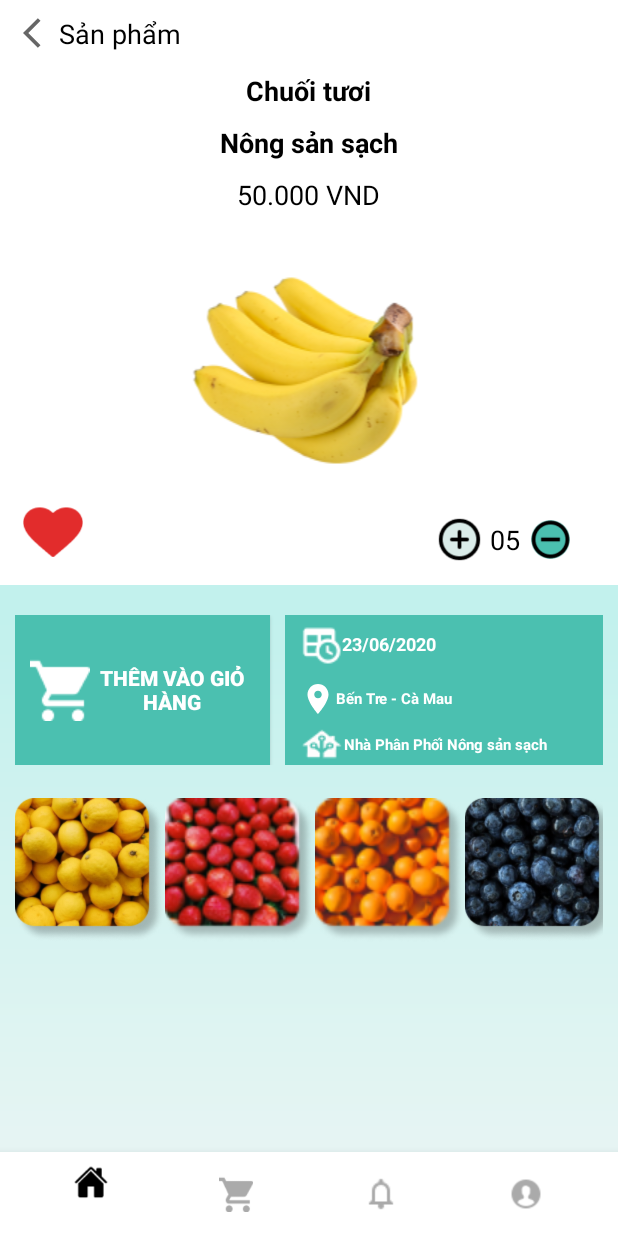
After one commit to VoXuanPhuc/greenmaket, an Android app: the activity_chitietnongsan screen opened directly, with no data from a screen before it, on a phone screen of 412 x 824 dp. The commit adds this screen. Run offline under Robolectric (Android 15) with nearby library versions, the phone set to English and light mode, and no system bars.

Commit message:
Thuy cap nhat giao dien chi tiet nong sang

```diff
--- a/app/src/main/AndroidManifest.xml
+++ b/app/src/main/AndroidManifest.xml
@@ -9,6 +9,9 @@
         android:roundIcon="@mipmap/ic_launcher_round"
         android:supportsRtl="true"
         android:theme="@style/Theme.Laptrinhdidong">
+        <activity
+            android:name=".activity_chitietnongsan"
+            android:exported="true" />
         <activity
             android:name=".activity_quanlynongsan"
             android:exported="true" />
--- /dev/null
+++ b/app/src/main/java/com/app/laptrinhdidong/activity_chitietnongsan.java
@@ -0,0 +1,14 @@
+package com.app.laptrinhdidong;
+
+import androidx.appcompat.app.AppCompatActivity;
+
+import android.os.Bundle;
+
+public class activity_chitietnongsan extends AppCompatActivity {
+
+    @Override
+    protected void onCreate(Bundle savedInstanceState) {
+        super.onCreate(savedInstanceState);
+        setContentView(R.layout.activity_chitietnongsan);
+    }
+}
--- a/app/src/main/java/com/app/laptrinhdidong/activity_quanlynongsan.java
+++ b/app/src/main/java/com/app/laptrinhdidong/activity_quanlynongsan.java
@@ -2,7 +2,11 @@ package com.app.laptrinhdidong;
 
 import androidx.appcompat.app.AppCompatActivity;
 
+import android.content.Intent;
 import android.os.Bundle;
+import android.view.View;
+import android.widget.AdapterView;
+import android.widget.ImageButton;
 import android.widget.ListView;
 
 import java.util.ArrayList;
@@ -14,14 +18,29 @@ public class activity_quanlynongsan extends AppCompatActivity {
     ListView lvQuanLyNongSan;
     quanlybaidangAdapter lvbaidangAdapter;
     List<nongsanClass> nongsan;
+    ImageButton themnongsan;
     @Override
     protected void onCreate(Bundle savedInstanceState) {
         super.onCreate(savedInstanceState);
         setContentView(R.layout.activity_quanlynongsan);
+        themnongsan = (ImageButton) findViewById(R.id.themmoibaidang);
 
+        // goi ham tai nong san vao listview
         Nopvao();
         lvbaidangAdapter = new quanlybaidangAdapter(this, R.layout.lv_baidang, nongsan);
         lvQuanLyNongSan.setAdapter(lvbaidangAdapter);
+
+        themnongsan.setOnClickListener(new View.OnClickListener() {
+            @Override
+            public void onClick(View view) {
+            }
+        });
+        lvQuanLyNongSan.setOnItemClickListener(new AdapterView.OnItemClickListener() {
+            @Override
+            public void onItemClick(AdapterView<?> adapterView, View view, int i, long l) {
+                startActivity(new Intent(activity_quanlynongsan.this, activity_chitietnongsan.class));
+            }
+        });
     }
     private void Nopvao(){
         dm = new ArrayList<>();
--- /dev/null
+++ b/app/src/main/res/drawable/location_icon.xml
@@ -0,0 +1,5 @@
+<vector android:height="24dp" android:tint="#FFFFFF"
+    android:viewportHeight="24" android:viewportWidth="24"
+    android:width="24dp" xmlns:android="http://schemas.android.com/apk/res/android">
+    <path android:fillColor="@android:color/white" android:pathData="M12,2C8.13,2 5,5.13 5,9c0,5.25 7,13 7,13s7,-7.75 7,-13c0,-3.87 -3.13,-7 -7,-7zM12,11.5c-1.38,0 -2.5,-1.12 -2.5,-2.5s1.12,-2.5 2.5,-2.5 2.5,1.12 2.5,2.5 -1.12,2.5 -2.5,2.5z"/>
+</vector>
--- /dev/null
+++ b/app/src/main/res/layout/activity_chitietnongsan.xml
@@ -0,0 +1,239 @@
+<?xml version="1.0" encoding="utf-8"?>
+<RelativeLayout xmlns:android="http://schemas.android.com/apk/res/android"
+    xmlns:app="http://schemas.android.com/apk/res-auto"
+    xmlns:tools="http://schemas.android.com/tools"
+    android:layout_width="match_parent"
+    android:layout_height="match_parent"
+    tools:context=".activity_chitietnongsan"
+    android:background="@drawable/bg_color">
+
+
+    <RelativeLayout
+        android:id="@+id/chitietnongsan"
+        android:layout_width="match_parent"
+        android:layout_height="390dp"
+        android:background="@color/white">
+
+        <TextView
+            android:id="@+id/back"
+            android:layout_width="wrap_content"
+            android:layout_height="wrap_content"
+            android:layout_marginLeft="15dp"
+            android:layout_marginTop="10dp"
+            android:drawableStart="@drawable/back_icon"
+            android:text="Sản phẩm"
+            android:textColor="@color/black"
+            android:textSize="18dp" />
+
+        <LinearLayout
+            android:layout_width="280dp"
+            android:layout_height="wrap_content"
+            android:layout_centerInParent="true"
+            android:background="@color/white"
+            android:orientation="vertical">
+
+            <TextView
+                android:id="@+id/tenNongsanctns"
+                android:layout_width="wrap_content"
+                android:layout_height="wrap_content"
+                android:layout_gravity="center_horizontal"
+                android:layout_marginTop="10dp"
+                android:text="Chuối tươi"
+                android:textColor="@color/black"
+                android:textSize="18dp"
+                android:textStyle="bold" />
+
+            <TextView
+                android:id="@+id/danhmucnongsanctns"
+                android:layout_width="wrap_content"
+                android:layout_height="wrap_content"
+                android:layout_gravity="center_horizontal"
+                android:layout_marginTop="10dp"
+                android:text="Nông sản sạch"
+                android:textColor="@color/black"
+                android:textSize="18dp"
+                android:textStyle="bold" />
+
+            <TextView
+                android:id="@+id/gianongsanctns"
+                android:layout_width="wrap_content"
+                android:layout_height="wrap_content"
+                android:layout_gravity="center_horizontal"
+                android:layout_marginTop="10dp"
+                android:text="50.000 VND"
+                android:textColor="@color/black"
+                android:textSize="18dp" />
+
+            <ImageView
+                android:layout_width="match_parent"
+                android:layout_height="wrap_content"
+                android:src="@drawable/chuoi" />
+        </LinearLayout>
+
+        <ImageButton
+            android:id="@+id/themmoibaidang"
+            android:layout_width="40dp"
+            android:layout_height="40dp"
+            android:layout_alignParentLeft="true"
+            android:layout_alignParentBottom="true"
+            android:layout_marginStart="15dp"
+            android:layout_marginBottom="15dp"
+            android:background="@drawable/radiou_editprofile"
+            android:scaleType="fitCenter"
+            android:src="@drawable/img_1"
+            tools:ignore="SpeakableTextPresentCheck" />
+
+        <LinearLayout
+            android:layout_width="wrap_content"
+            android:layout_height="wrap_content"
+            android:layout_alignParentRight="true"
+            android:layout_alignParentBottom="true"
+            android:layout_marginEnd="30dp"
+            android:layout_marginBottom="15dp">
+
+            <ImageButton
+                android:id="@+id/plusctns"
+                android:layout_width="30dp"
+                android:layout_height="30dp"
+                android:background="@drawable/radiou_editprofile"
+                android:scaleType="fitCenter"
+                android:src="@drawable/img_3"
+                tools:ignore="SpeakableTextPresentCheck,TouchTargetSizeCheck,TouchTargetSizeCheck" />
+
+            <TextView
+                android:id="@+id/soluongctns"
+                android:layout_width="wrap_content"
+                android:layout_height="match_parent"
+                android:gravity="center"
+                android:paddingHorizontal="5dp"
+                android:text="05"
+                android:textColor="@color/black"
+                android:textSize="18dp" />
+
+            <ImageButton
+                android:id="@+id/minusctns"
+                android:layout_width="30dp"
+                android:layout_height="30dp"
+                android:background="@drawable/radiou_editprofile"
+                android:scaleType="fitCenter"
+                android:src="@drawable/img_2"
+                tools:ignore="SpeakableTextPresentCheck,TouchTargetSizeCheck" />
+        </LinearLayout>
+    </RelativeLayout>
+
+    <LinearLayout
+        android:id="@+id/thongtinthem"
+        android:layout_width="match_parent"
+        android:layout_height="wrap_content"
+        android:layout_below="@+id/chitietnongsan"
+        android:layout_marginTop="20dp"
+        android:paddingHorizontal="10dp"
+        android:paddingLeft="50dp">
+
+        <Button
+            android:layout_width="170dp"
+            android:layout_height="100dp"
+            android:background="#4BC0B0"
+            android:drawableStart="@drawable/img_4"
+            android:paddingHorizontal="10dp"
+            android:text="Thêm vào giỏ hàng"
+            android:textColor="@color/white"
+            android:textSize="14dp"
+            android:textStyle="bold"
+            tools:ignore="TextContrastCheck" />
+
+        <LinearLayout
+            android:layout_width="match_parent"
+            android:layout_height="100dp"
+            android:layout_marginLeft="10dp"
+            android:background="#4BC0B0"
+            android:orientation="vertical"
+            android:paddingStart="10dp"
+            android:paddingEnd="10dp">
+
+            <TextView
+                android:id="@+id/ngaysxctns"
+                android:layout_width="wrap_content"
+                android:layout_height="wrap_content"
+                android:drawableStart="@drawable/img_6"
+                android:text="23/06/2020"
+                android:textColor="@color/white"
+                android:textSize="12dp"
+                android:textStyle="bold"
+                android:paddingVertical="5dp"
+                android:gravity="center"/>
+
+            <TextView
+                android:id="@+id/noisxctns"
+                android:layout_width="wrap_content"
+                android:layout_height="wrap_content"
+                android:drawableStart="@drawable/location_icon"
+                android:text="Bến Tre - Cà Mau"
+                android:textColor="@color/white"
+                android:textSize="10dp"
+                android:textStyle="bold"
+                android:paddingVertical="5dp"
+                android:gravity="center"/>
+
+            <TextView
+                android:id="@+id/nhappctns"
+                android:layout_width="wrap_content"
+                android:layout_height="wrap_content"
+                android:drawableStart="@drawable/img_8"
+                android:gravity="center"
+                android:paddingVertical="5dp"
+                android:text="Nhà Phân Phối Nông sản sạch"
+                android:textColor="@color/white"
+                android:textSize="10dp"
+                android:textStyle="bold" />
+        </LinearLayout>
+
+    </LinearLayout>
+
+    <LinearLayout
+        android:layout_width="match_parent"
+        android:layout_height="100dp"
+        android:layout_below="@+id/thongtinthem"
+        android:orientation="horizontal"
+        tools:ignore="UnknownId"
+        android:paddingHorizontal="10dp"
+        android:layout_marginTop="20dp">
+
+        <ImageView
+            android:layout_width="100dp"
+            android:layout_height="match_parent"
+            android:scaleType="fitCenter"
+            android:src="@drawable/img_11" />
+
+        <ImageView
+            android:layout_width="100dp"
+            android:layout_height="match_parent"
+            android:scaleType="fitCenter"
+            android:src="@drawable/img_7" />
+
+        <ImageView
+            android:layout_width="100dp"
+            android:layout_height="match_parent"
+            android:scaleType="fitCenter"
+            android:src="@drawable/img_9" />
+
+        <ImageView
+            android:layout_width="100dp"
+            android:layout_height="match_parent"
+            android:scaleType="fitCenter"
+            android:src="@drawable/img_10" />
+    </LinearLayout>
+
+    <com.google.android.material.bottomnavigation.BottomNavigationView
+        android:id="@+id/bottomNavi"
+        android:layout_width="match_parent"
+        android:layout_height="wrap_content"
+        android:layout_alignParentBottom="true"
+        android:background="@color/white"
+        app:itemIconTint="@color/icon_color"
+        app:itemRippleColor="#AAAAAA"
+        app:menu="@menu/navigation_items">
+
+    </com.google.android.material.bottomnavigation.BottomNavigationView>
+
+</RelativeLayout>
--- a/app/src/main/res/layout/activity_quanlynongsan.xml
+++ b/app/src/main/res/layout/activity_quanlynongsan.xml
@@ -39,17 +39,16 @@
         android:divider="@null"
         android:dividerHeight="12.0sp"
         android:paddingHorizontal="10dp"
-        android:scrollbars="none"/>
+        android:scrollbars="none" />
 
     <ImageButton
         android:id="@+id/themmoibaidang"
         android:layout_width="80dp"
         android:layout_height="80dp"
-        android:src="@drawable/addbd_icon"
+        android:layout_alignParentRight="true"
+        android:layout_alignParentBottom="true"
+        android:layout_marginRight="20dp"
+        android:layout_marginBottom="75dp"
         android:background="@drawable/radiou_editprofile"
-        android:layout_alignParentBottom="true"
-        android:layout_marginBottom="75dp"
-        android:layout_alignParentRight="true"
-        android:layout_marginRight="20dp"
-        />
+        android:src="@drawable/addbd_icon" />
 </RelativeLayout>
--- a/app/src/main/res/menu/navigation_items.xml
+++ b/app/src/main/res/menu/navigation_items.xml
@@ -2,10 +2,10 @@
 <menu xmlns:android="http://schemas.android.com/apk/res/android">
 
     <item android:id="@+id/home"
-        android:icon="@drawable/home_icon"
+        android:icon="@drawable/img_5"
         android:title=""/>
     <item android:id="@+id/card"
-        android:icon="@drawable/card"
+        android:icon="@drawable/img_4"
         android:title=""/>
     <item android:id="@+id/notification"
         android:icon="@drawable/notification"
```
Also changed, not shown: app/src/main/res/drawable-v24/plus_icon.png (added), app/src/main/res/drawable/img.png (added), app/src/main/res/drawable/img_1.png (added), app/src/main/res/drawable/img_10.png (added), app/src/main/res/drawable/img_11.png (added), app/src/main/res/drawable/img_2.png (added), app/src/main/res/drawable/img_3.png (added), app/src/main/res/drawable/img_4.png (added), app/src/main/res/drawable/img_5.png (added), app/src/main/res/drawable/img_6.png (added), app/src/main/res/drawable/img_7.png (added), app/src/main/res/drawable/img_8.png (added), app/src/main/res/drawable/img_9.png (added).
